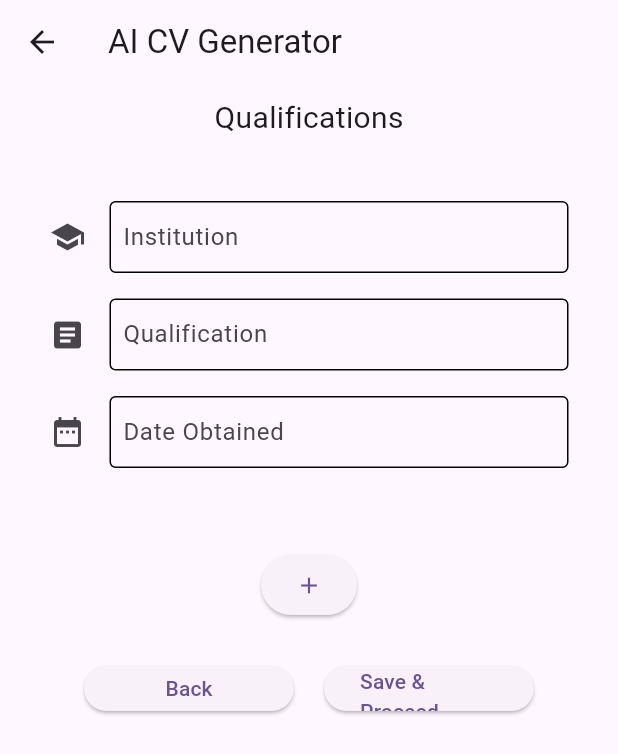
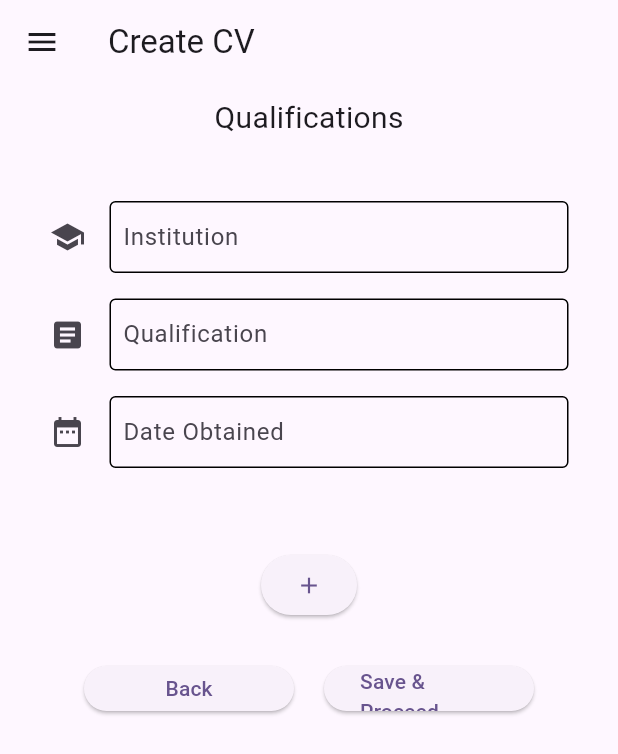
Before and after one commit to COS301-SE-2023/AI-CV-Generator, a Flutter app: the QualificationsDetailsForm screen opened directly, on a phone screen of 412 x 824 dp. Shown: the top 754 px of the screen. Run offline on Flutter 3.47's test engine with Material 2 defaults, Android fonts, the phone set to English and light mode, and no system bars; drawn by our look-alikes of date_field.

Commit message:
Update qualifications.dart

```diff
--- a/fe/lib/pages/qualifications.dart
+++ b/fe/lib/pages/qualifications.dart
@@ -1,6 +1,7 @@
 // ignore_for_file: must_be_immutable
 
 import 'package:ai_cv_generator/pages/employment.dart';
+import 'package:ai_cv_generator/pages/navdrawer.dart';
 import 'package:ai_cv_generator/pages/personaldetails.dart';
 import 'package:ai_cv_generator/pages/strings.dart';
 import 'package:date_field/date_field.dart';
@@ -42,8 +43,9 @@ class _QualificationsDetailsFormState extends State<QualificationsDetailsForm> {
   @override
   Widget build(BuildContext context) {
     return Scaffold(
+      drawer: const NavDrawer(),
       appBar: AppBar(
-        title: const Text(StringsQualifications.appBarTitle),
+        title: const Text(StringsQualifications.appHeadingTitle),
       ),
       body: ListView(
         children: [
```
